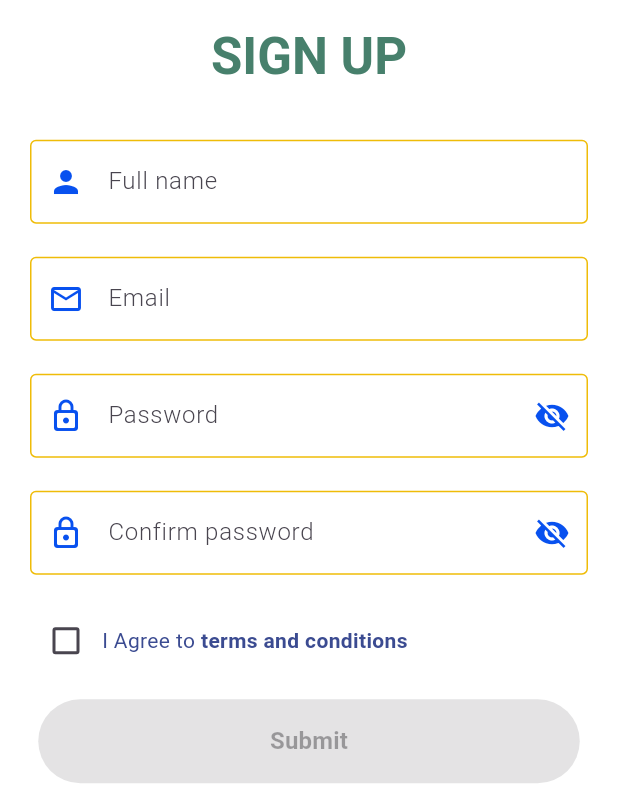
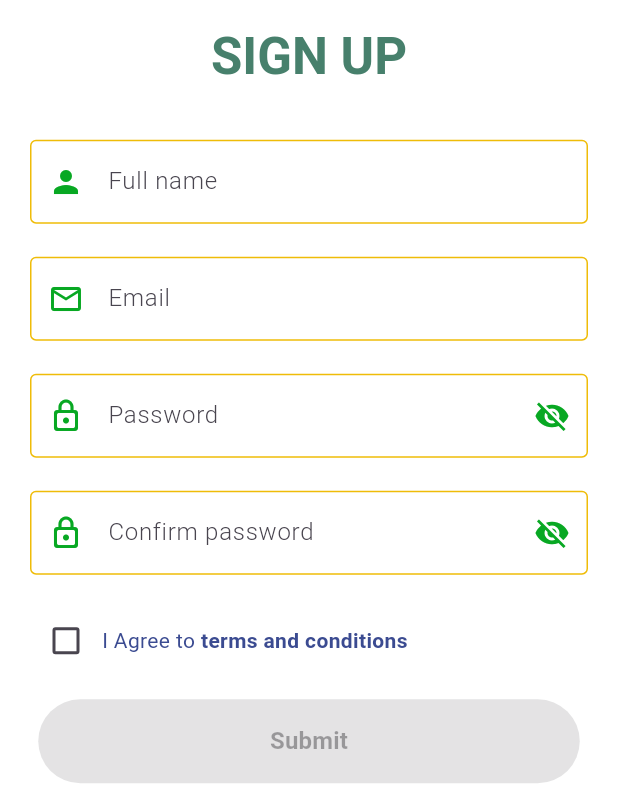
Before and after one commit to g-random-a/platform_x, a Flutter app: the SignUpScreen screen opened directly, on a phone screen of 412 x 824 dp, the part 450-1236 px from its top. Run offline on Flutter 3.47's test engine with Material 3 defaults, Android fonts, the phone set to English and light mode, and no system bars; our stand-ins replace bloc, dio, equatable, file_picker, flutter_bloc, flutter_dotenv and 10 more; missing offline and left inert: bcrypt, flutter_sound; accounts and stored records are empty; Roboto replaces fonts that are missing (Poppins).

Commit message:
updated theme

```diff
--- a/lib/themes.dart
+++ b/lib/themes.dart
@@ -1,11 +1,11 @@
 import 'package:flutter/material.dart';
 
-const kPrimaryColor = Color.fromARGB(255, 8, 81, 239);
+const kPrimaryColor = Color.fromARGB(255, 8, 168, 35);
 // const kSecondaryColor = Color(0xFFEFBC08);
 const kPrimaryLightColor = Color(0xFFF1E6FF);
 // const whiteColor = Color(0xFF121212);
 // // const whiteColor = Colors.white;
-const greyColor = Colors.grey;
+const greyColor = Color.fromARGB(255, 158, 158, 158);
 // const blackColor = Colors.white;
 // // const blackColor = Colors.black;
 // const detailPageTextColor = Color(0xFF2C2C2C);
```
